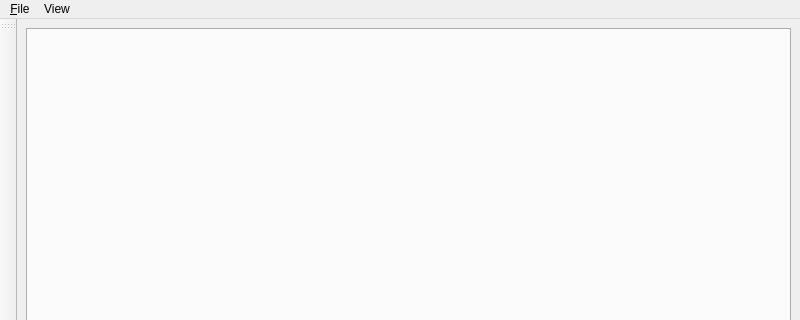
Old version of the form UI/porque.ui in the repository textbrowser/wise; both pictures show x 0 to 800 and y 0 to 320 of the 800 by 600 pixel window.
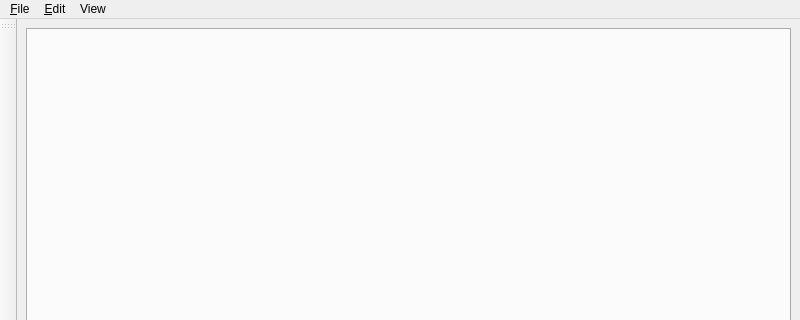
New version of the form. Custom widgets are drawn as their Qt base class.

What changed in the file:
```diff
--- a/UI/porque.ui
+++ b/UI/porque.ui
@@ -43,7 +43,14 @@
     </property>
     <addaction name="action_Screen_Mode"/>
    </widget>
+   <widget class="QMenu" name="menu_Edit">
+    <property name="title">
+     <string>&amp;Edit</string>
+    </property>
+    <addaction name="action_Settings"/>
+   </widget>
    <addaction name="menu_File"/>
+   <addaction name="menu_Edit"/>
    <addaction name="menuView"/>
   </widget>
   <widget class="QStatusBar" name="status_bar"/>
```
Left out of the diff: 5 changed lines with no effect on the pictures.
